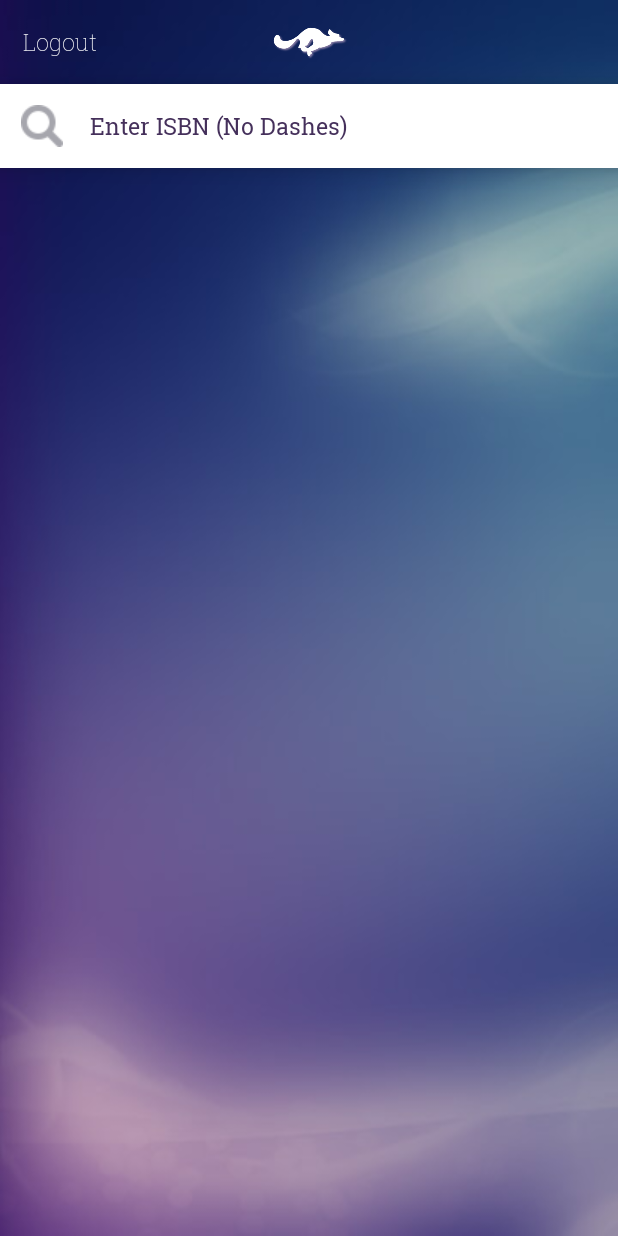
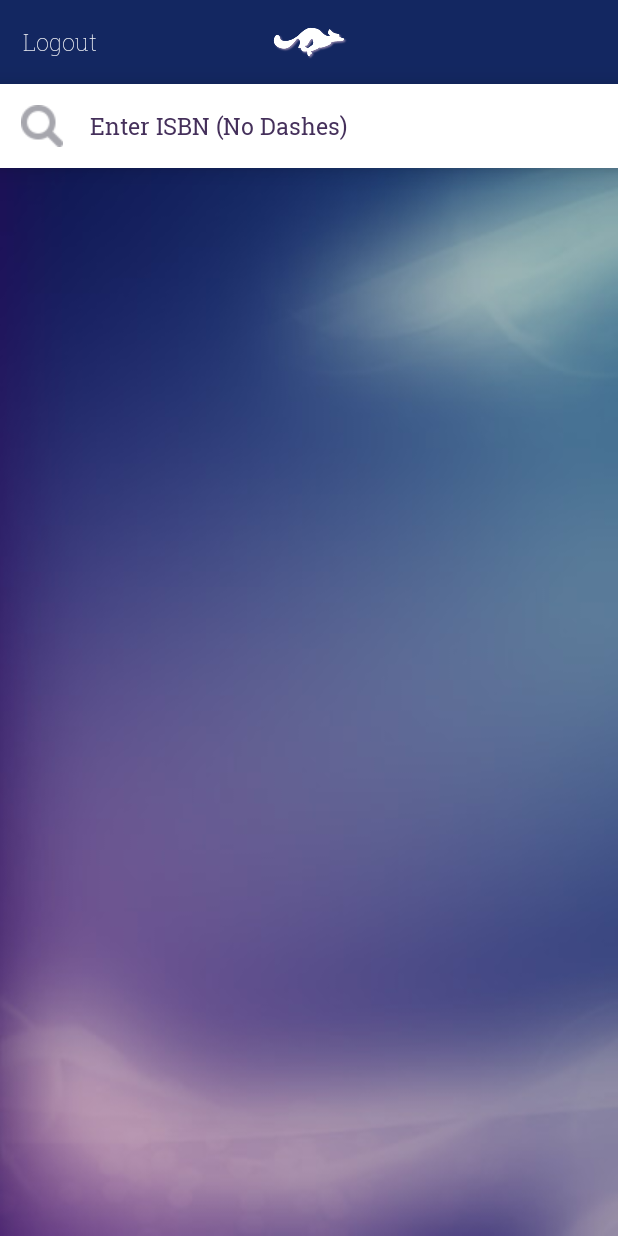
Before and after one commit to gtaylor5/SwyftBooks-android, an Android app: the HomeActivity screen opened directly, with no data from a screen before it, on a phone screen of 412 x 824 dp. Run offline under Robolectric (Android 15) with nearby library versions, the phone set to English and light mode, and no system bars; libraries missing offline, so code that uses them is left out: com.parse.

Commit message:
minor fixed

```diff
--- a/app/src/main/java/com/swyftlabs/swyftbooks/CustomListAdapter.java
+++ b/app/src/main/java/com/swyftlabs/swyftbooks/CustomListAdapter.java
@@ -104,8 +104,8 @@ class CustomListAdapter extends ArrayAdapter<Book> {
         seller.setText("Seller: " + getItem(position).retailer.retailerName);
         seller.setTypeface(type2);
 
-        //format percentage savings
-        percentageSavings.setText("$ "+String.valueOf(lowestPrice));
+        //format price
+        percentageSavings.setText("$"+String.format("%.2f", lowestPrice));
         percentageSavings.setTypeface(type);
 
         return customView; // return view.
--- a/app/src/main/java/com/swyftlabs/swyftbooks/HomeActivity.java
+++ b/app/src/main/java/com/swyftlabs/swyftbooks/HomeActivity.java
@@ -13,6 +13,7 @@ import android.text.Html;
 import android.util.Log;
 import android.view.KeyEvent;
 import android.view.View;
+import android.view.Window;
 import android.view.WindowManager;
 import android.view.inputmethod.EditorInfo;
 import android.view.inputmethod.InputMethodManager;
@@ -207,6 +208,13 @@ public class HomeActivity extends AppCompatActivity {
                 return false;
             }
         });
+
+        if (android.os.Build.VERSION.SDK_INT >= 21){
+            Window window = this.getWindow();
+            window.addFlags(WindowManager.LayoutParams.FLAG_DRAWS_SYSTEM_BAR_BACKGROUNDS);
+            window.clearFlags(WindowManager.LayoutParams.FLAG_TRANSLUCENT_STATUS);
+            window.setStatusBarColor(this.getResources().getColor(R.color.colorPrimaryDark));
+        }
 
     }
 
--- a/app/src/main/java/com/swyftlabs/swyftbooks/SignUp.java
+++ b/app/src/main/java/com/swyftlabs/swyftbooks/SignUp.java
@@ -91,11 +91,8 @@ public class SignUp extends AppCompatActivity{
         TextView appName;
         appName = (TextView)findViewById(R.id.AppNameTextView);
         Typeface type = Typeface.createFromAsset(getAssets(), "fonts/RobotoSlab-Thin.ttf");
-        Typeface type2 = Typeface.createFromAsset(getAssets(), "fonts/Pacifico.tff");
+        Typeface type2 = Typeface.createFromAsset(getAssets(),"fonts/Pacifico.ttf");
 
-
-        String myString = "<i>" + "Swyft" + "</i>" + "Books";
-        appName.setText(Html.fromHtml(myString));
         appName.setTypeface(type2);
 
         backToLogin = (TextView)findViewById(R.id.backToLogin);
--- a/app/src/main/res/layout/activity_home.xml
+++ b/app/src/main/res/layout/activity_home.xml
@@ -7,7 +7,33 @@
     android:background="@drawable/swyftbooksackground"
     xmlns:android="http://schemas.android.com/apk/res/android">
 
-        <RelativeLayout
+    <RelativeLayout
+        android:layout_width="match_parent"
+        android:layout_height="56dp"
+        android:background="#132761">
+
+        <ImageView
+            android:layout_width="fill_parent"
+            android:layout_height="56dp"
+            android:id="@+id/imageView"
+            android:src="@drawable/inapplogo"
+            android:layout_gravity="center" />
+
+        <TextView
+            android:layout_width="wrap_content"
+            android:layout_height="wrap_content"
+            android:textAppearance="?android:attr/textAppearanceLarge"
+            android:text="Logout"
+            android:id="@+id/logOut"
+            android:textColor="#ffffffff"
+            android:clickable="true"
+            android:onClick="logOut"
+            android:textSize="15sp"
+            android:layout_centerVertical="true"
+            android:layout_marginLeft="15dp" />
+    </RelativeLayout>
+
+    <RelativeLayout
             android:layout_width="match_parent"
             android:layout_height="match_parent"
             android:layout_gravity="left|center_vertical"
@@ -76,32 +102,7 @@
 
         </RelativeLayout>
 
-        <RelativeLayout
-            android:layout_width="match_parent"
-            android:layout_height="56dp">
-
-            <ImageView
-                android:layout_width="fill_parent"
-                android:layout_height="56dp"
-                android:id="@+id/imageView"
-                android:src="@drawable/inapplogo"
-                android:layout_gravity="center" />
-
-            <TextView
-                android:layout_width="wrap_content"
-                android:layout_height="wrap_content"
-                android:textAppearance="?android:attr/textAppearanceLarge"
-                android:text="Logout"
-                android:id="@+id/logOut"
-                android:textColor="#ffffffff"
-                android:clickable="true"
-                android:onClick="logOut"
-                android:textSize="15sp"
-                android:layout_centerVertical="true"
-                android:layout_marginLeft="15dp" />
-        </RelativeLayout>
-
-        <ProgressBar
+    <ProgressBar
             android:layout_width="fill_parent"
             android:layout_height="wrap_content"
             style="@android:style/Widget.DeviceDefault.Light.ProgressBar.Large"
```
